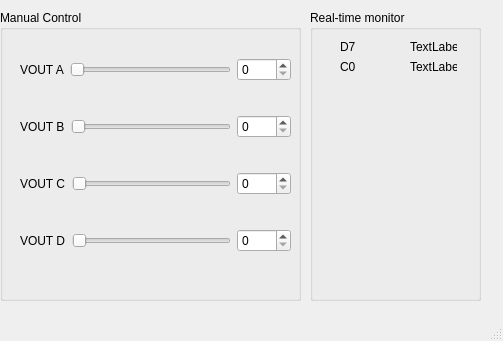
First picture: the form in Example/[3]analog output/mainwindow.ui, repository atelier-ritz/Python3.6-32bit--FT232H-libftdi1.4, before the edit.
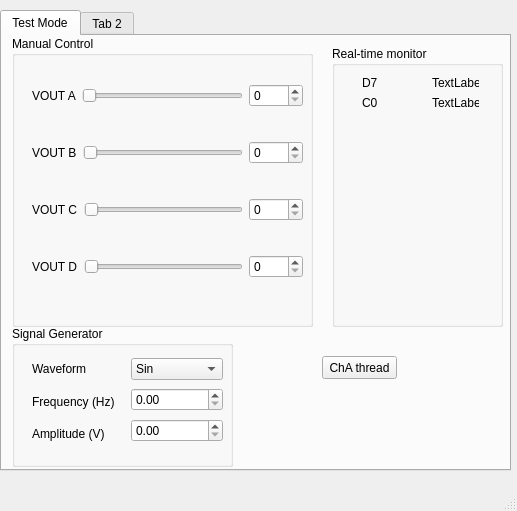
Second picture: the form after the edit.

```diff
--- a/Example/[3]analog output/mainwindow.ui
+++ b/Example/[3]analog output/mainwindow.ui
@@ -6,19 +6,32 @@
    <rect>
     <x>0</x>
     <y>0</y>
-    <width>503</width>
-    <height>341</height>
+    <width>517</width>
+    <height>511</height>
    </rect>
   </property>
   <property name="windowTitle">
    <string>MainWindow</string>
   </property>
   <widget class="QWidget" name="centralwidget">
+   <widget class="QTabWidget" name="tabWidget">
+    <property name="geometry">
+     <rect>
+      <x>0</x>
+      <y>10</y>
+      <width>511</width>
+      <height>461</height>
+     </rect>
+    </property>
+    <widget class="QWidget" name="tab">
+     <attribute name="title">
+      <string>Test Mode</string>
+     </attribute>
    <widget class="QGroupBox" name="groupBox">
     <property name="geometry">
      <rect>
-      <x>0</x>
-      <y>10</y>
+        <x>10</x>
+        <y>0</y>
       <width>301</width>
       <height>291</height>
      </rect>
@@ -154,10 +167,10 @@
    <widget class="QGroupBox" name="groupBox_2">
     <property name="geometry">
      <rect>
-      <x>310</x>
+        <x>330</x>
       <y>10</y>
       <width>171</width>
-      <height>291</height>
+        <height>281</height>
      </rect>
     </property>
     <property name="title">
@@ -216,6 +229,110 @@
      </property>
     </widget>
    </widget>
+     <widget class="QGroupBox" name="groupBox_3">
+      <property name="geometry">
+       <rect>
+        <x>10</x>
+        <y>290</y>
+        <width>221</width>
+        <height>141</height>
+       </rect>
+      </property>
+      <property name="title">
+       <string>Signal Generator</string>
+      </property>
+      <widget class="QWidget" name="">
+       <property name="geometry">
+        <rect>
+         <x>20</x>
+         <y>30</y>
+         <width>191</width>
+         <height>91</height>
+        </rect>
+       </property>
+       <layout class="QHBoxLayout" name="horizontalLayout_5">
+        <item>
+         <layout class="QVBoxLayout" name="verticalLayout_2">
+          <item>
+           <widget class="QLabel" name="label_7">
+            <property name="text">
+             <string>Waveform</string>
+            </property>
+           </widget>
+          </item>
+          <item>
+           <widget class="QLabel" name="label_8">
+            <property name="text">
+             <string>Frequency (Hz)</string>
+            </property>
+           </widget>
+          </item>
+          <item>
+           <widget class="QLabel" name="label_9">
+            <property name="text">
+             <string>Amplitude (V)</string>
+            </property>
+           </widget>
+          </item>
+         </layout>
+        </item>
+        <item>
+         <layout class="QVBoxLayout" name="verticalLayout_3">
+          <item>
+           <widget class="QComboBox" name="comboBox">
+            <item>
+             <property name="text">
+              <string>Sin</string>
+             </property>
+            </item>
+            <item>
+             <property name="text">
+              <string>Square</string>
+             </property>
+            </item>
+            <item>
+             <property name="text">
+              <string>Triangle</string>
+             </property>
+            </item>
+            <item>
+             <property name="text">
+              <string>Pulse</string>
+             </property>
+            </item>
+           </widget>
+          </item>
+          <item>
+           <widget class="QDoubleSpinBox" name="doubleSpinBox"/>
+          </item>
+          <item>
+           <widget class="QDoubleSpinBox" name="doubleSpinBox_2"/>
+          </item>
+         </layout>
+        </item>
+       </layout>
+      </widget>
+     </widget>
+     <widget class="QPushButton" name="bt_thread">
+      <property name="geometry">
+       <rect>
+        <x>320</x>
+        <y>320</y>
+        <width>75</width>
+        <height>23</height>
+       </rect>
+      </property>
+      <property name="text">
+       <string>ChA thread</string>
+      </property>
+     </widget>
+    </widget>
+    <widget class="QWidget" name="tab_2">
+     <attribute name="title">
+      <string>Tab 2</string>
+     </attribute>
+    </widget>
+   </widget>
   </widget>
   <widget class="QMenuBar" name="menubar">
    <property name="geometry">
```
Left out of the diff: 2 changed lines with no effect on the pictures. Lines whose indentation alone changed are shown as unchanged.
